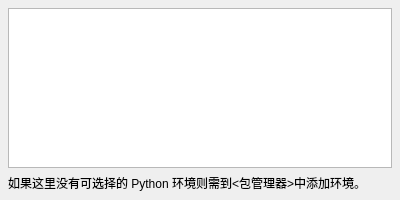
First picture: the form in source/awespykit/ui/environ_chosen.ui, repository hrpzcf/AwesomePyKit, before the edit.
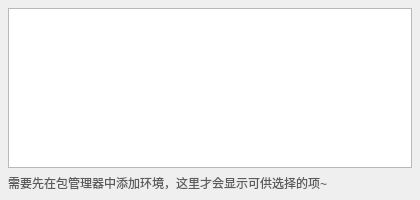
Second picture: the form after the edit.

```diff
--- a/source/awespykit/ui/environ_chosen.ui
+++ b/source/awespykit/ui/environ_chosen.ui
@@ -9,7 +9,7 @@
    <rect>
     <x>0</x>
     <y>0</y>
-    <width>400</width>
+    <width>420</width>
     <height>200</height>
    </rect>
   </property>
@@ -25,7 +25,7 @@
      <family>Microsoft YaHei UI</family>
     </font>
    </property>
-   <layout class="QVBoxLayout" name="verticalLayout_2">
+   <layout class="QVBoxLayout" name="verticalLayout">
     <property name="leftMargin">
      <number>8</number>
     </property>
@@ -39,18 +39,57 @@
      <number>8</number>
     </property>
     <item>
-     <layout class="QVBoxLayout" name="verticalLayout">
-      <item>
-       <widget class="QListWidget" name="lw_env_list"/>
-      </item>
-      <item>
-       <widget class="QLabel" name="label">
-        <property name="text">
-         <string>如果这里没有可选择的 Python 环境则需到&lt;包管理器&gt;中添加环境。</string>
-        </property>
-       </widget>
-      </item>
-     </layout>
+     <widget class="QListWidget" name="lw_environ_list"/>
+    </item>
+    <item>
+     <widget class="QLabel" name="label">
+      <property name="palette">
+       <palette>
+        <active>
+         <colorrole role="WindowText">
+          <brush brushstyle="SolidPattern">
+           <color alpha="255">
+            <red>91</red>
+            <green>91</green>
+            <blue>91</blue>
+           </color>
+          </brush>
+         </colorrole>
+        </active>
+        <inactive>
+         <colorrole role="WindowText">
+          <brush brushstyle="SolidPattern">
+           <color alpha="255">
+            <red>91</red>
+            <green>91</green>
+            <blue>91</blue>
+           </color>
+          </brush>
+         </colorrole>
+        </inactive>
+        <disabled>
+         <colorrole role="WindowText">
+          <brush brushstyle="SolidPattern">
+           <color alpha="255">
+            <red>120</red>
+            <green>120</green>
+            <blue>120</blue>
+           </color>
+          </brush>
+         </colorrole>
+        </disabled>
+       </palette>
+      </property>
+      <property name="font">
+       <font>
+        <family>Microsoft YaHei UI</family>
+        <pointsize>9</pointsize>
+       </font>
+      </property>
+      <property name="text">
+       <string>需要先在包管理器中添加环境，这里才会显示可供选择的项~</string>
+      </property>
+     </widget>
     </item>
    </layout>
   </widget>
```
